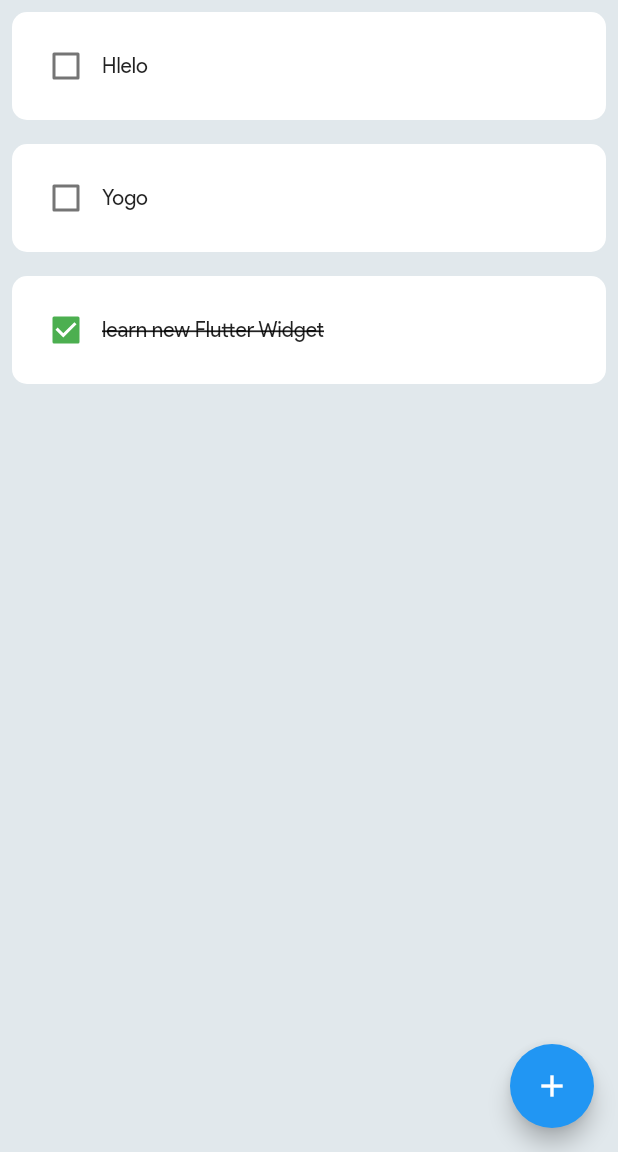
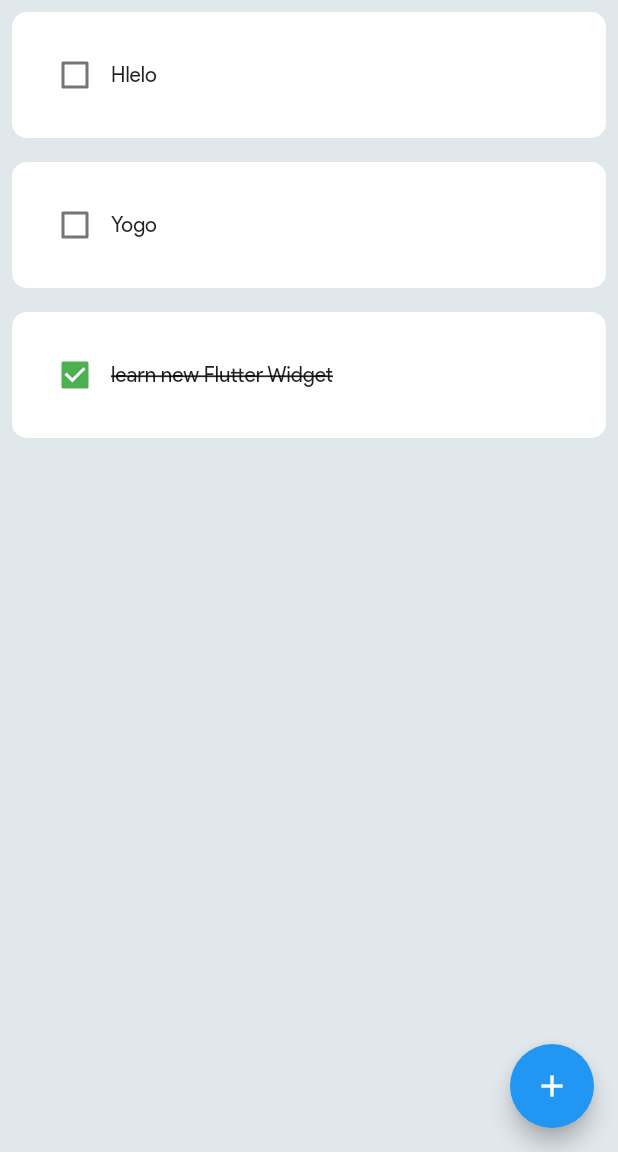
Before and after one commit to surajadkhari/flutter_todoapp-with-hive, a Flutter app: the screen it shows after launch, on a phone screen of 412 x 824 dp, the part 84-1236 px from its top. Run offline on Flutter 3.47's test engine with Material 2 defaults, Android fonts, the phone set to English and light mode, and no system bars.

Commit message:
add flutter slidable package

```diff
--- a/lib/app/common/todo_card.dart
+++ b/lib/app/common/todo_card.dart
@@ -14,7 +14,7 @@ class TodoCard extends StatelessWidget {
   @override
   Widget build(BuildContext context) {
     return Container(
-      padding: const EdgeInsets.all(12),
+      padding: const EdgeInsets.all(18),
       margin: const EdgeInsets.symmetric(horizontal: 8, vertical: 8),
       decoration: BoxDecoration(
           color: Colors.white, borderRadius: BorderRadius.circular(10)),
--- a/lib/home.dart
+++ b/lib/home.dart
@@ -24,14 +24,12 @@ class _HomeState extends State<Home> {
   void addedNewTask() {
     TaskModel newTask =
         TaskModel(taskName: taskEditingController.text, isTaskCompleted: false);
-
     setState(() {
       toDoList.add(newTask);
-      isSave = true;
+      taskEditingController.clear();
     });
 
     Navigator.pop(context);
-    taskEditingController.clear();
   }
 
   void creatNewTask() {
--- a/pubspec.yaml
+++ b/pubspec.yaml
@@ -36,6 +36,7 @@ dependencies:
   # The following adds the Cupertino Icons font to your application.
   # Use with the CupertinoIcons class for iOS style icons.
   cupertino_icons: ^1.0.2
+  flutter_slidable: ^2.0.0
 
 dev_dependencies:
   flutter_test:
@@ -47,6 +48,7 @@ dev_dependencies:
   # package. See that file for information about deactivating specific lint
   # rules and activating additional ones.
   flutter_lints: ^2.0.0
+
 
 # For information on the generic Dart part of this file, see the
 # following page: https://dart.dev/tools/pub/pubspec
```
Also changed, not shown: pubspec.lock.
